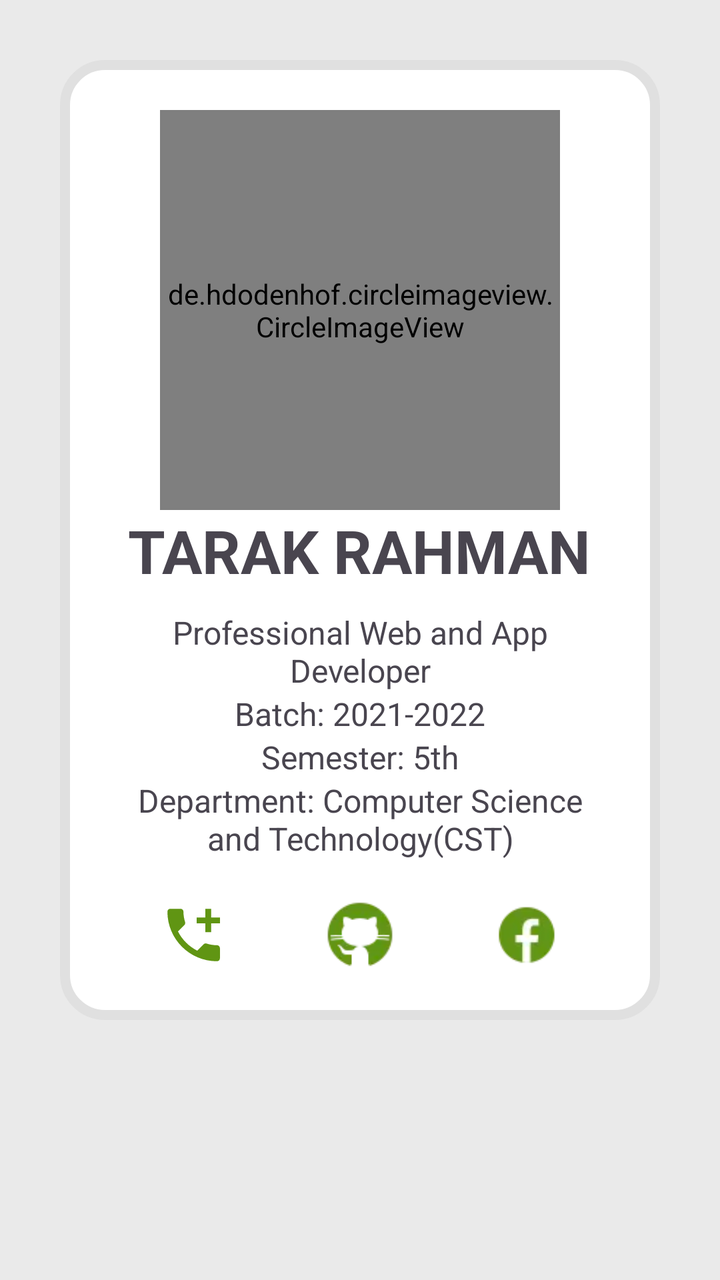
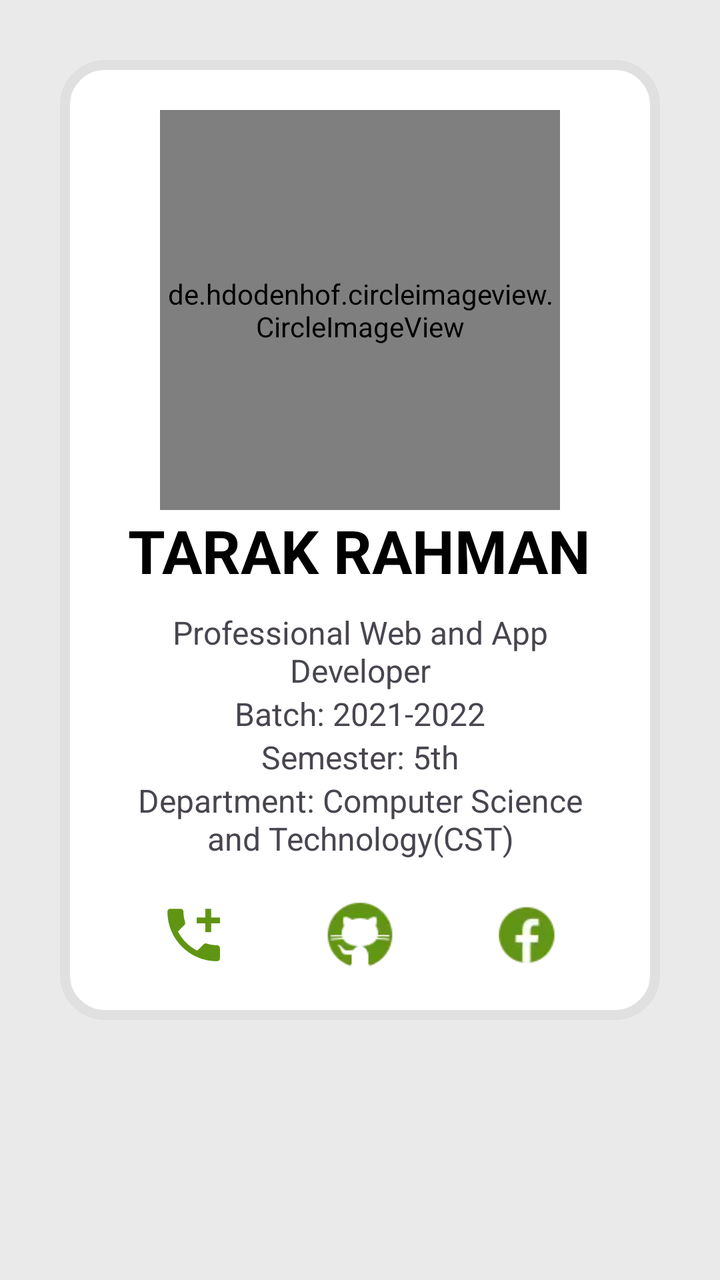

The first picture is an Android layout as it rendered before a commit; the second is the same layout after the commit. The layout source and the unified diff follow.
<!-- AndroidManifest.xml: application theme Theme.CBPI -->
<!-- res/layout/activity_team.xml -->
<?xml version="1.0" encoding="utf-8"?>
<LinearLayout xmlns:android="http://schemas.android.com/apk/res/android"
    xmlns:app="http://schemas.android.com/apk/res-auto"
    xmlns:tools="http://schemas.android.com/tools"
    android:layout_width="match_parent"
    android:layout_height="match_parent"
    tools:context=".Team"
    android:orientation="vertical"
    android:background="#EAEAEA">
    <LinearLayout
        android:layout_width="match_parent"
        android:layout_height="wrap_content"
        android:orientation="vertical"
        android:weightSum="100"
        android:padding="25sp"
        android:background="@drawable/border"
        android:gravity="center"
        android:layout_margin="30sp">
        <de.hdodenhof.circleimageview.CircleImageView
            android:id="@+id/profile_image"
            android:layout_width="200dp"
            android:layout_height="200dp"
            android:src="@drawable/creator"
            app:civ_border_width="5dp"
            app:civ_border_color="#609513"
            android:layout_weight="20"/>
        <TextView
            android:layout_width="wrap_content"
            android:layout_height="wrap_content"
            android:text="TARAK RAHMAN"
            android:textSize="30sp"
            android:textStyle="bold"
            android:layout_marginBottom="10sp"/>
        <TextView
            android:layout_width="wrap_content"
            android:layout_height="wrap_content"
            android:text="Professional Web and App Developer"
            android:textSize="16sp"
            android:gravity="center"/>
        <TextView
            android:layout_width="wrap_content"
            android:layout_height="wrap_content"
            android:text="Batch: 2021-2022"
            android:textSize="16sp"/>
        <TextView
            android:layout_width="wrap_content"
            android:layout_height="wrap_content"
            android:text="Semester: 5th"
            android:textSize="16sp"/>
        <TextView
            android:layout_width="wrap_content"
            android:layout_height="wrap_content"
            android:text="Department: Computer Science and Technology(CST)"
            android:textSize="16sp"
            android:gravity="center"/>
        <LinearLayout
            android:layout_width="match_parent"
            android:layout_height="wrap_content"
            android:orientation="horizontal"
            android:paddingTop="20sp"
            android:layout_gravity="center">
            <ImageView
                android:id="@+id/creatorNum"
                android:layout_width="35sp"
                android:layout_height="35sp"
                android:src="@drawable/baseline_add_ic_call_24"
                android:layout_gravity="center"
                android:layout_weight="20"/>
            <ImageView
                android:id="@+id/creatorGit"
                android:layout_width="35sp"
                android:layout_height="35sp"
                android:src="@drawable/github"
                android:layout_gravity="center"
                android:layout_weight="20"/>
            <ImageView
                android:id="@+id/creatorFB"
                android:layout_width="35sp"
                android:layout_height="35sp"
                android:src="@drawable/facebook"
                android:layout_gravity="center"
                android:layout_weight="20"/>
        </LinearLayout>
    </LinearLayout>
</LinearLayout>
<!-- resources referenced by this layout -->
<resources>
  <!-- drawable baseline_add_ic_call_24 (drawable) -->
  <vector android:height="24dp" android:tint="#609513"
      android:viewportHeight="24" android:viewportWidth="24"
      android:width="24dp" xmlns:android="http://schemas.android.com/apk/res/android">
      <path android:fillColor="@android:color/white" android:pathData="M20,15.5c-1.25,0 -2.45,-0.2 -3.57,-0.57 -0.35,-0.11 -0.74,-0.03 -1.02,0.24l-2.2,2.2c-2.83,-1.44 -5.15,-3.75 -6.59,-6.59l2.2,-2.21c0.28,-0.26 0.36,-0.65 0.25,-1C8.7,6.45 8.5,5.25 8.5,4c0,-0.55 -0.45,-1 -1,-1H4c-0.55,0 -1,0.45 -1,1 0,9.39 7.61,17 17,17 0.55,0 1,-0.45 1,-1v-3.5c0,-0.55 -0.45,-1 -1,-1zM21,6h-3V3h-2v3h-3v2h3v3h2V8h3z"/>
  </vector>
  <!-- drawable border (drawable) -->
  <?xml version="1.0" encoding="utf-8"?>
  <shape xmlns:android="http://schemas.android.com/apk/res/android">
      <solid android:color="@color/white"/>
      <corners android:radius="20sp"/>
      <stroke android:color="#E0E0E0"/>
      <stroke android:width="5sp"/>
  </shape>
  <!-- drawable creator: webp bitmap (drawable, 13614 bytes) -->
  <!-- drawable facebook: webp bitmap (drawable, 854 bytes) -->
  <!-- drawable github: webp bitmap (drawable, 1316 bytes) -->
  <style name="Theme.CBPI" parent="Base.Theme.CBPI" />
  <color name="white">#FFFFFFFF</color>
  <style name="Base.Theme.CBPI" parent="Theme.Material3.DayNight">
          <item name="android:statusBarColor">@color/Green</item>
          <item name="titleTextColor">@color/white</item>
          <item name="actionOverflowButtonStyle">@style/Threedots</item>
          
          
          <item name="android:windowAnimationStyle">@style/CustomActivityAnimation</item>
      </style>
  <color name="Green">#609513</color>
  <style name="Threedots" parent="Widget.AppCompat.ActionButton.Overflow">
          <item name="tint">@color/white</item>
      </style>
  <style name="CustomActivityAnimation" parent="@android:style/Animation.Activity">
          <item name="android:activityOpenEnterAnimation">@anim/slide_in_right</item>
          <item name="android:activityOpenExitAnimation">@anim/slide_out_left</item>
          <item name="android:activityCloseEnterAnimation">@anim/slide_in_left</item>
          <item name="android:activityCloseExitAnimation">@anim/slide_out_right</item>
      </style>
</resources>

<!-- the commit's change to res/layout/activity_team.xml (unified diff, before → after) -->
@@ -6,14 +6,14 @@
     android:layout_height="match_parent"
     tools:context=".Team"
     android:orientation="vertical"
-    android:background="#EAEAEA">
+    style="@style/GrayBg">
     <LinearLayout
         android:layout_width="match_parent"
         android:layout_height="wrap_content"
         android:orientation="vertical"
         android:weightSum="100"
         android:padding="25sp"
-        android:background="@drawable/border"
+        style="@style/BorderT"
         android:gravity="center"
         android:layout_margin="30sp">
         <de.hdodenhof.circleimageview.CircleImageView
@@ -22,15 +22,15 @@
             android:layout_height="200dp"
             android:src="@drawable/creator"
             app:civ_border_width="5dp"
-            app:civ_border_color="#609513"
-            android:layout_weight="20"/>
+            app:civ_border_color="#609513"/>
         <TextView
             android:layout_width="wrap_content"
             android:layout_height="wrap_content"
             android:text="TARAK RAHMAN"
             android:textSize="30sp"
             android:textStyle="bold"
-            android:layout_marginBottom="10sp"/>
+            android:layout_marginBottom="10sp"
+            style="@style/Text"/>
         <TextView
             android:layout_width="wrap_content"
             android:layout_height="wrap_content"
<!-- resource entries referenced after the edit -->
@@ -14,9 +14,19 @@
       <stroke android:color="#E0E0E0"/>
       <stroke android:width="5sp"/>
   </shape>
+  <color name="black">#FF000000</color>
   <!-- drawable creator: webp bitmap (drawable, 13614 bytes) -->
   <!-- drawable facebook: webp bitmap (drawable, 854 bytes) -->
   <!-- drawable github: webp bitmap (drawable, 1316 bytes) -->
+  <style name="BorderT">
+          <item name="android:background">@drawable/border</item>
+      </style>
+  <style name="GrayBg">
+          <item name="android:background">#EAEAEA</item>
+      </style>
+  <style name="Text">
+          <item name="android:textColor">@color/black</item>
+      </style>
   <style name="Theme.CBPI" parent="Base.Theme.CBPI" />
   <color name="white">#FFFFFFFF</color>
   <style name="Base.Theme.CBPI" parent="Theme.Material3.DayNight">
